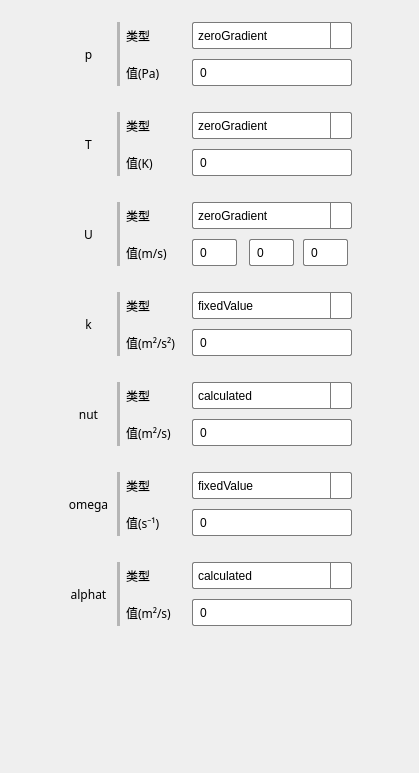
This is src/FormBoundaryConditionsTabWidget.ui in Aiopr-bits/MAVES as Qt 5 draws it before an edit. The edited form follows.
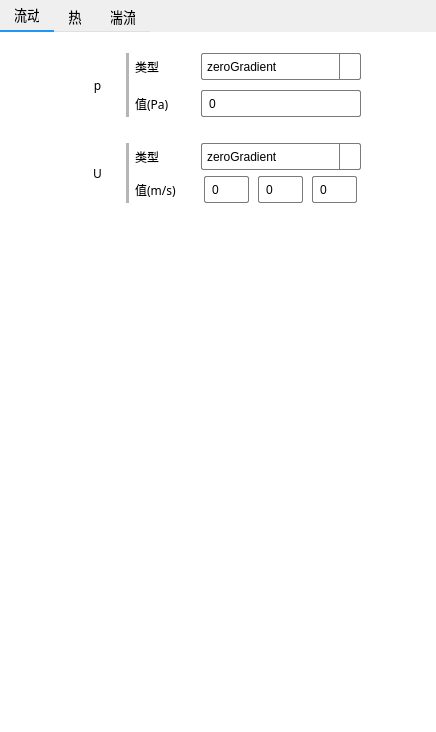
This is the edited form. Icons and pictures are not drawn.

Commit message: feat：更新边界条件子面板的UI设计，以适配多域案例

```diff
--- a/src/FormBoundaryConditionsTabWidget.ui
+++ b/src/FormBoundaryConditionsTabWidget.ui
@@ -6,8 +6,8 @@
    <rect>
     <x>0</x>
     <y>0</y>
-    <width>419</width>
-    <height>773</height>
+    <width>436</width>
+    <height>732</height>
    </rect>
   </property>
   <property name="windowTitle">
@@ -19,76 +19,94 @@
 }
 </string>
   </property>
-  <layout class="QGridLayout" name="gridLayout_8">
+  <layout class="QGridLayout" name="gridLayout_12">
+   <property name="leftMargin">
+    <number>0</number>
+   </property>
+   <property name="topMargin">
+    <number>0</number>
+   </property>
+   <property name="rightMargin">
+    <number>0</number>
+   </property>
+   <property name="bottomMargin">
+    <number>0</number>
+   </property>
    <item row="0" column="0">
-    <widget class="QScrollArea" name="scrollArea">
+    <widget class="QTabWidget" name="tabWidget">
      <property name="styleSheet">
-      <string notr="true">QScrollArea {
-    background-color: white;
+      <string notr="true">QTabWidget {
+    background: transparent;
     border: none;
 }
 
-QScrollArea QScrollBar:vertical, QScrollArea QScrollBar:horizontal {
-    border: 1px solid #dcdcdc;
-    background: white;
-    width: 12px;
-    height: 12px;
-    margin: 0px 0px 0px 0px;
+QTabWidget::pane {
+    background: #ffffff;
+    border: none;
+    padding: 10px;
 }
 
-QScrollArea QScrollBar::handle:vertical, QScrollArea QScrollBar::handle:horizontal {
-    background: #bfbfbf;
+QTabBar::tab {
     min-height: 20px;
-    min-width: 20px;
-    border-radius: 5px;
-}
-
-QScrollArea QScrollBar::add-line:vertical, QScrollArea QScrollBar::add-line:horizontal {
-    background: white;
-    height: 0px;
-    width: 0px;
-    subcontrol-position: bottom;
-    subcontrol-origin: margin;
-}
-
-QScrollArea QScrollBar::sub-line:vertical, QScrollArea QScrollBar::sub-line:horizontal {
-    background: white;
-    height: 0px;
-    width: 0px;
-    subcontrol-position: top;
-    subcontrol-origin: margin;
-}
-
-QScrollArea QScrollBar::up-arrow:vertical, QScrollArea QScrollBar::down-arrow:vertical,
-QScrollArea QScrollBar::left-arrow:horizontal, QScrollArea QScrollBar::right-arrow:horizontal {
+    padding: 5px 15px;
+    background: transparent;
     border: none;
-    width: 0px;
-    height: 0px;
-    background: none;
+    font-size: 14px;
 }
 
-QScrollArea QScrollBar::add-page:vertical, QScrollArea QScrollBar::sub-page:vertical,
-QScrollArea QScrollBar::add-page:horizontal, QScrollArea QScrollBar::sub-page:horizontal {
-    background: none;
+QTabBar::tab:hover {
+    color: #333333;
+    background: rgba(0, 0, 0, 0.05);
 }
-</string>
+
+QTabBar::tab:selected {
+    Acolor: #5D94F1;
+    background: transparent;
+    border-bottom: 2px solid #2196F3;
+}
+
+QTabBar::tab:!selected {
+    margin-top: 2px;
+}
+
+QTabWidget::tab-bar {
+    alignment: left;
+    background: transparent;
+}
+
+QTabBar {
+    qproperty-drawBase: 0;
+    border-bottom: 1px solid #e0e0e0;
+}
+
+QTabBar::close-button {
+    image: url(close.png);
+    background: transparent;
+    margin: 2px;
+}
+
+QTabBar::close-button:hover {
+    background: rgba(0, 0, 0, 0.1);
+    border-radius: 2px;
+}</string>
      </property>
-     <property name="widgetResizable">
-      <bool>true</bool>
+     <property name="currentIndex">
+      <number>0</number>
      </property>
-     <widget class="QWidget" name="scrollAreaWidgetContents">
-      <property name="geometry">
-       <rect>
-        <x>0</x>
-        <y>0</y>
-        <width>401</width>
-        <height>755</height>
-       </rect>
-      </property>
-      <property name="styleSheet">
-       <string notr="true"/>
-      </property>
-      <layout class="QGridLayout" name="gridLayout_9">
+     <widget class="QWidget" name="tab">
+      <attribute name="title">
+       <string>流动</string>
+      </attribute>
+      <layout class="QGridLayout" name="gridLayout_3">
+       <property name="leftMargin">
+        <number>0</number>
+       </property>
+       <property name="rightMargin">
+        <number>0</number>
+       </property>
+       <property name="bottomMargin">
+        <number>0</number>
+       </property>
        <item row="0" column="0">
         <layout class="QVBoxLayout" name="verticalLayout">
          <item>
@@ -370,6 +388,398 @@
           </spacer>
          </item>
          <item>
+          <layout class="QHBoxLayout" name="horizontalLayout_3">
+           <item>
+            <widget class="QLabel" name="label_7">
+             <property name="minimumSize">
+              <size>
+               <width>45</width>
+               <height>0</height>
+              </size>
+             </property>
+             <property name="maximumSize">
+              <size>
+               <width>45</width>
+               <height>16777215</height>
+              </size>
+             </property>
+             <property name="font">
+              <font>
+               <family>Microsoft YaHei</family>
+               <pointsize>9</pointsize>
+              </font>
+             </property>
+             <property name="text">
+              <string>U</string>
+             </property>
+             <property name="alignment">
+              <set>Qt::AlignCenter</set>
+             </property>
+            </widget>
+           </item>
+           <item>
+            <widget class="Line" name="line_3">
+             <property name="styleSheet">
+              <string notr="true">QFrame {
+    border: 2px solid rgb(181, 181, 181);
+}
+</string>
+             </property>
+             <property name="frameShadow">
+              <enum>QFrame::Plain</enum>
+             </property>
+             <property name="orientation">
+              <enum>Qt::Vertical</enum>
+             </property>
+            </widget>
+           </item>
+           <item>
+            <layout class="QGridLayout" name="gridLayout_8">
+             <item row="0" column="0">
+              <widget class="QLabel" name="label_8">
+               <property name="minimumSize">
+                <size>
+                 <width>60</width>
+                 <height>27</height>
+                </size>
+               </property>
+               <property name="maximumSize">
+                <size>
+                 <width>60</width>
+                 <height>27</height>
+                </size>
+               </property>
+               <property name="font">
+                <font>
+                 <family>Microsoft YaHei</family>
+                 <pointsize>9</pointsize>
+                </font>
+               </property>
+               <property name="text">
+                <string>类型</string>
+               </property>
+              </widget>
+             </item>
+             <item row="0" column="1">
+              <widget class="QComboBox" name="comboBox_3">
+               <property name="minimumSize">
+                <size>
+                 <width>160</width>
+                 <height>27</height>
+                </size>
+               </property>
+               <property name="maximumSize">
+                <size>
+                 <width>160</width>
+                 <height>27</height>
+                </size>
+               </property>
+               <property name="styleSheet">
+                <string notr="true">QComboBox {
+    background-color: white;
+    border: 1px solid rgb(122, 122, 122); /* 默认边界颜色 */
+    border-radius: 2px;
+    padding: 5px;
+    min-height: 15px;
+}
+
+QComboBox:hover {
+    border: 1px solid rgb(23, 23, 23); /* 鼠标悬浮时边界颜色 */
+}
+
+QComboBox::drop-down {
+    subcontrol-origin: padding;
+    subcontrol-position: top right;
+    width: 20px;
+    border-left-width: 1px;
+    border-left-color: rgb(122, 122, 122); /* 默认边界颜色 */
+    border-left-style: solid;
+    border-top-right-radius: 3px;
+    border-bottom-right-radius: 3px;
+}
+
+QComboBox::drop-down:hover {
+    border-left-color: rgb(23, 23, 23); /* 鼠标悬浮时边界颜色 */
+}
+
+QComboBox::down-arrow {
+    image: url(&quot;../res/arrow.png&quot;); /* 使用相对路径 */
+    width: 10px;
+    height: 10px;
+}
+
+QComboBox QAbstractItemView {
+    border: 1px solid rgb(122, 122, 122); /* 默认边界颜色 */
+    selection-background-color: #f0f0f0;
+    selection-color: black;
+    outline: 0px;
+}
+
+QComboBox QAbstractItemView::item {
+    min-height: 25px; /* 增加选项高度 */
+}
+
+QComboBox QAbstractItemView QScrollBar:vertical {
+    border: 1px solid rgb(122, 122, 122); /* 默认边界颜色 */
+    background: white;
+    width: 12px;
+    margin: 0px 0px 0px 0px;
+}
+
+QComboBox QAbstractItemView QScrollBar::handle:vertical {
+    background: #bfbfbf;
+    min-height: 20px;
+    border-radius: 5px;
+}
+
+QComboBox QAbstractItemView QScrollBar::add-line:vertical {
+    background: white;
+    height: 0px;
+    subcontrol-position: bottom;
+    subcontrol-origin: margin;
+}
+
+QComboBox QAbstractItemView QScrollBar::sub-line:vertical {
+    background: white;
+    height: 0px;
+    subcontrol-position: top;
+    subcontrol-origin: margin;
+}
+
+QComboBox QAbstractItemView QScrollBarup-arrow:vertical, 
+QComboBox QAbstractItemView QScrollBardown-arrow:vertical {
+    border: none;
+    width: 0px;
+    height: 0px;
+    background: none;
+}
+
+QComboBox QAbstractItemView QScrollBaradd-page:vertical, 
+QComboBox QAbstractItemView QScrollBarsub-page:vertical {
+    background: none;
+}
+
+</string>
+               </property>
+               <item>
+                <property name="text">
+                 <string>zeroGradient</string>
+                </property>
+               </item>
+               <item>
+                <property name="text">
+                 <string>fixedValue</string>
+                </property>
+               </item>
+               <item>
+                <property name="text">
+                 <string>noSlip</string>
+                </property>
+               </item>
+              </widget>
+             </item>
+             <item row="1" column="0">
+              <widget class="QLabel" name="label_9">
+               <property name="minimumSize">
+                <size>
+                 <width>60</width>
+                 <height>27</height>
+                </size>
+               </property>
+               <property name="maximumSize">
+                <size>
+                 <width>60</width>
+                 <height>27</height>
+                </size>
+               </property>
+               <property name="font">
+                <font>
+                 <family>Microsoft YaHei</family>
+                 <pointsize>9</pointsize>
+                </font>
+               </property>
+               <property name="text">
+                <string>值(m/s)</string>
+               </property>
+              </widget>
+             </item>
+             <item row="1" column="1">
+              <layout class="QHBoxLayout" name="horizontalLayout_8">
+               <item>
+                <widget class="QLineEdit" name="lineEdit_8">
+                 <property name="minimumSize">
+                  <size>
+                   <width>45</width>
+                   <height>27</height>
+                  </size>
+                 </property>
+                 <property name="maximumSize">
+                  <size>
+                   <width>45</width>
+                   <height>27</height>
+                  </size>
+                 </property>
+                 <property name="styleSheet">
+                  <string notr="true">QLineEdit {
+    background-color: white;
+    border: 1px solid rgb(122, 122, 122); /* 默认边界颜色 */
+    border-radius: 2px;
+    padding: 5px;
+    min-height: 15px;
+}
+
+QLineEdit:hover {
+    border: 1px solid rgb(23, 23, 23); /* 鼠标悬浮时边界颜色 */
+}
+
+QLineEdit:focus {
+    border: 1px solid rgb(23, 23, 23); /* 焦点时边界颜色 */
+    background-color: #f0f0f0; /* 焦点时背景颜色 */
+}
+
+QLineEdit:disabled {
+    background-color: #e0e0e0; /* 禁用时背景颜色 */
+    border: 1px solid rgb(122, 122, 122); /* 禁用时边界颜色 */
+    color: #a0a0a0; /* 禁用时文字颜色 */
+}
+</string>
+                 </property>
+                 <property name="text">
+                  <string>0</string>
+                 </property>
+                </widget>
+               </item>
+               <item>
+                <widget class="QLineEdit" name="lineEdit_9">
+                 <property name="minimumSize">
+                  <size>
+                   <width>45</width>
+                   <height>27</height>
+                  </size>
+                 </property>
+                 <property name="maximumSize">
+                  <size>
+                   <width>45</width>
+                   <height>27</height>
+                  </size>
+                 </property>
+                 <property name="styleSheet">
+                  <string notr="true">QLineEdit {
+    background-color: white;
+    border: 1px solid rgb(122, 122, 122); /* 默认边界颜色 */
+    border-radius: 2px;
+    padding: 5px;
+    min-height: 15px;
+}
+
+QLineEdit:hover {
+    border: 1px solid rgb(23, 23, 23); /* 鼠标悬浮时边界颜色 */
+}
+
+QLineEdit:focus {
+    border: 1px solid rgb(23, 23, 23); /* 焦点时边界颜色 */
+    background-color: #f0f0f0; /* 焦点时背景颜色 */
+}
+
+QLineEdit:disabled {
+    background-color: #e0e0e0; /* 禁用时背景颜色 */
+    border: 1px solid rgb(122, 122, 122); /* 禁用时边界颜色 */
+    color: #a0a0a0; /* 禁用时文字颜色 */
+}
+</string>
+                 </property>
+                 <property name="text">
+                  <string>0</string>
+                 </property>
+                </widget>
+               </item>
+               <item>
+                <widget class="QLineEdit" name="lineEdit_10">
+                 <property name="minimumSize">
+                  <size>
+                   <width>45</width>
+                   <height>27</height>
+                  </size>
+                 </property>
+                 <property name="maximumSize">
+                  <size>
+                   <width>44</width>
+                   <height>27</height>
+                  </size>
+                 </property>
+                 <property name="styleSheet">
+                  <string notr="true">QLineEdit {
+    background-color: white;
+    border: 1px solid rgb(122, 122, 122); /* 默认边界颜色 */
+    border-radius: 2px;
+    padding: 5px;
+    min-height: 15px;
+}
+
+QLineEdit:hover {
+    border: 1px solid rgb(23, 23, 23); /* 鼠标悬浮时边界颜色 */
+}
+
+QLineEdit:focus {
+    border: 1px solid rgb(23, 23, 23); /* 焦点时边界颜色 */
+    background-color: #f0f0f0; /* 焦点时背景颜色 */
+}
+
+QLineEdit:disabled {
+    background-color: #e0e0e0; /* 禁用时背景颜色 */
+    border: 1px solid rgb(122, 122, 122); /* 禁用时边界颜色 */
+    color: #a0a0a0; /* 禁用时文字颜色 */
+}
+</string>
+                 </property>
+                 <property name="text">
+                  <string>0</string>
+                 </property>
+                </widget>
+               </item>
+              </layout>
+             </item>
+            </layout>
+           </item>
+          </layout>
+         </item>
+         <item>
+          <spacer name="verticalSpacer_14">
+           <property name="orientation">
+            <enum>Qt::Vertical</enum>
+           </property>
+           <property name="sizeHint" stdset="0">
+            <size>
+             <width>20</width>
+             <height>40</height>
+            </size>
+           </property>
+          </spacer>
+         </item>
+        </layout>
+       </item>
+      </layout>
+     </widget>
+     <widget class="QWidget" name="tab_2">
+      <attribute name="title">
+       <string>热</string>
+      </attribute>
+      <layout class="QGridLayout" name="gridLayout_10">
+       <property name="leftMargin">
+        <number>0</number>
+       </property>
+       <property name="topMargin">
+        <number>9</number>
+       </property>
+       <property name="rightMargin">
+        <number>0</number>
+       </property>
+       <property name="bottomMargin">
+        <number>0</number>
+       </property>
+       <item row="0" column="0">
+        <layout class="QVBoxLayout" name="verticalLayout_2">
+         <item>
           <layout class="QHBoxLayout" name="horizontalLayout_2">
            <item>
             <widget class="QLabel" name="label_4">
@@ -637,13 +1047,10 @@
           </layout>
          </item>
          <item>
-          <spacer name="verticalSpacer_9">
+          <spacer name="verticalSpacer_22">
            <property name="orientation">
             <enum>Qt::Vertical</enum>
            </property>
-           <property name="sizeType">
-            <enum>QSizePolicy::Fixed</enum>
-           </property>
            <property name="sizeHint" stdset="0">
             <size>
              <width>20</width>
@@ -652,377 +1059,29 @@
            </property>
           </spacer>
          </item>
-         <item>
-          <layout class="QHBoxLayout" name="horizontalLayout_3">
-           <item>
-            <widget class="QLabel" name="label_7">
-             <property name="minimumSize">
-              <size>
-               <width>45</width>
-               <height>0</height>
-              </size>
-             </property>
-             <property name="maximumSize">
-              <size>
-               <width>45</width>
-               <height>16777215</height>
-              </size>
-             </property>
-             <property name="font">
-              <font>
-               <family>Microsoft YaHei</family>
-               <pointsize>9</pointsize>
-              </font>
-             </property>
-             <property name="text">
-              <string>U</string>
-             </property>
-             <property name="alignment">
-              <set>Qt::AlignCenter</set>
-             </property>
-            </widget>
-           </item>
-           <item>
-            <widget class="Line" name="line_3">
-             <property name="styleSheet">
-              <string notr="true">QFrame {
-    border: 2px solid rgb(181, 181, 181);
-}
-</string>
-             </property>
-             <property name="frameShadow">
-              <enum>QFrame::Plain</enum>
-             </property>
-             <property name="orientation">
-              <enum>Qt::Vertical</enum>
-             </property>
-            </widget>
-           </item>
-           <item>
-            <layout class="QGridLayout" name="gridLayout_3">
-             <property name="verticalSpacing">
-              <number>10</number>
-             </property>
-             <item row="0" column="0">
-              <widget class="QLabel" name="label_8">
-               <property name="minimumSize">
-                <size>
-                 <width>60</width>
-                 <height>27</height>
-                </size>
-               </property>
-               <property name="maximumSize">
-                <size>
-                 <width>60</width>
-                 <height>27</height>
-                </size>
-               </property>
-               <property name="font">
-                <font>
-                 <family>Microsoft YaHei</family>
-                 <pointsize>9</pointsize>
-                </font>
-               </property>
-               <property name="text">
-                <string>类型</string>
-               </property>
-              </widget>
-             </item>
-             <item row="0" column="1" colspan="3">
-              <widget class="QComboBox" name="comboBox_3">
-               <property name="minimumSize">
-                <size>
-                 <width>160</width>
-                 <height>27</height>
-                </size>
-               </property>
-               <property name="maximumSize">
-                <size>
-                 <width>160</width>
-                 <height>27</height>
-                </size>
-               </property>
-               <property name="styleSheet">
-                <string notr="true">QComboBox {
-    background-color: white;
-    border: 1px solid rgb(122, 122, 122); /* 默认边界颜色 */
-    border-radius: 2px;
-    padding: 5px;
-    min-height: 15px;
-}
-
-QComboBox:hover {
-    border: 1px solid rgb(23, 23, 23); /* 鼠标悬浮时边界颜色 */
-}
-
-QComboBox::drop-down {
-    subcontrol-origin: padding;
-    subcontrol-position: top right;
-    width: 20px;
-    border-left-width: 1px;
-    border-left-color: rgb(122, 122, 122); /* 默认边界颜色 */
-    border-left-style: solid;
-    border-top-right-radius: 3px;
-    border-bottom-right-radius: 3px;
-}
-
-QComboBox::drop-down:hover {
-    border-left-color: rgb(23, 23, 23); /* 鼠标悬浮时边界颜色 */
-}
-
-QComboBox::down-arrow {
-    image: url(&quot;../res/arrow.png&quot;); /* 使用相对路径 */
-    width: 10px;
-    height: 10px;
-}
-
-QComboBox QAbstractItemView {
-    border: 1px solid rgb(122, 122, 122); /* 默认边界颜色 */
-    selection-background-color: #f0f0f0;
-    selection-color: black;
-    outline: 0px;
-}
-
-QComboBox QAbstractItemView::item {
-    min-height: 25px; /* 增加选项高度 */
-}
-
-QComboBox QAbstractItemView QScrollBar:vertical {
-    border: 1px solid rgb(122, 122, 122); /* 默认边界颜色 */
-    background: white;
-    width: 12px;
-    margin: 0px 0px 0px 0px;
-}
-
-QComboBox QAbstractItemView QScrollBar::handle:vertical {
-    background: #bfbfbf;
-    min-height: 20px;
-    border-radius: 5px;
-}
-
-QComboBox QAbstractItemView QScrollBar::add-line:vertical {
-    background: white;
-    height: 0px;
-    subcontrol-position: bottom;
-    subcontrol-origin: margin;
-}
-
-QComboBox QAbstractItemView QScrollBar::sub-line:vertical {
-    background: white;
-    height: 0px;
-    subcontrol-position: top;
-    subcontrol-origin: margin;
-}
-
-QComboBox QAbstractItemView QScrollBarup-arrow:vertical, 
-QComboBox QAbstractItemView QScrollBardown-arrow:vertical {
-    border: none;
-    width: 0px;
-    height: 0px;
-    background: none;
-}
-
-QComboBox QAbstractItemView QScrollBaradd-page:vertical, 
-QComboBox QAbstractItemView QScrollBarsub-page:vertical {
-    background: none;
-}
-
-</string>
-               </property>
-               <item>
-                <property name="text">
-                 <string>zeroGradient</string>
-                </property>
-               </item>
-               <item>
-                <property name="text">
-                 <string>fixedValue</string>
-                </property>
-               </item>
-               <item>
-                <property name="text">
-                 <string>noSlip</string>
-                </property>
-               </item>
-              </widget>
-             </item>
-             <item row="1" column="0">
-              <widget class="QLabel" name="label_9">
-               <property name="minimumSize">
-                <size>
-                 <width>60</width>
-                 <height>27</height>
-                </size>
-               </property>
-               <property name="maximumSize">
-                <size>
-                 <width>60</width>
-                 <height>27</height>
-                </size>
-               </property>
-               <property name="font">
-                <font>
-                 <family>Microsoft YaHei</family>
-                 <pointsize>9</pointsize>
-                </font>
-               </property>
-               <property name="text">
-                <string>值(m/s)</string>
-               </property>
-              </widget>
-             </item>
-             <item row="1" column="1">
-              <widget class="QLineEdit" name="lineEdit_8">
-               <property name="minimumSize">
-                <size>
-                 <width>45</width>
-                 <height>27</height>
-                </size>
-               </property>
-               <property name="maximumSize">
-                <size>
-                 <width>45</width>
-                 <height>27</height>
-                </size>
-               </property>
-               <property name="styleSheet">
-                <string notr="true">QLineEdit {
-    background-color: white;
-    border: 1px solid rgb(122, 122, 122); /* 默认边界颜色 */
-    border-radius: 2px;
-    padding: 5px;
-    min-height: 15px;
-}
-
-QLineEdit:hover {
-    border: 1px solid rgb(23, 23, 23); /* 鼠标悬浮时边界颜色 */
-}
-
-QLineEdit:focus {
-    border: 1px solid rgb(23, 23, 23); /* 焦点时边界颜色 */
-    background-color: #f0f0f0; /* 焦点时背景颜色 */
-}
-
-QLineEdit:disabled {
-    background-color: #e0e0e0; /* 禁用时背景颜色 */
-    border: 1px solid rgb(122, 122, 122); /* 禁用时边界颜色 */
-    color: #a0a0a0; /* 禁用时文字颜色 */
-}
-</string>
-               </property>
-               <property name="text">
-                <string>0</string>
-               </property>
-              </widget>
-             </item>
-             <item row="1" column="2">
-              <widget class="QLineEdit" name="lineEdit_9">
-               <property name="minimumSize">
-                <size>
-                 <width>45</width>
-                 <height>27</height>
-                </size>
-               </property>
-               <property name="maximumSize">
-                <size>
-                 <width>45</width>
-                 <height>27</height>
-                </size>
-               </property>
-               <property name="styleSheet">
-                <string notr="true">QLineEdit {
-    background-color: white;
-    border: 1px solid rgb(122, 122, 122); /* 默认边界颜色 */
-    border-radius: 2px;
-    padding: 5px;
-    min-height: 15px;
-}
-
-QLineEdit:hover {
-    border: 1px solid rgb(23, 23, 23); /* 鼠标悬浮时边界颜色 */
-}
-
-QLineEdit:focus {
-    border: 1px solid rgb(23, 23, 23); /* 焦点时边界颜色 */
-    background-color: #f0f0f0; /* 焦点时背景颜色 */
-}
-
-QLineEdit:disabled {
-    background-color: #e0e0e0; /* 禁用时背景颜色 */
-    border: 1px solid rgb(122, 122, 122); /* 禁用时边界颜色 */
-    color: #a0a0a0; /* 禁用时文字颜色 */
-}
-</string>
-               </property>
-               <property name="text">
-                <string>0</string>
-               </property>
-              </widget>
-             </item>
-             <item row="1" column="3">
-              <widget class="QLineEdit" name="lineEdit_10">
-               <property name="minimumSize">
-                <size>
-                 <width>45</width>
-                 <height>27</height>
-                </size>
-               </property>
-               <property name="maximumSize">
-                <size>
-                 <width>44</width>
-                 <height>27</height>
-                </size>
-               </property>
-               <property name="styleSheet">
-                <string notr="true">QLineEdit {
-    background-color: white;
-    border: 1px solid rgb(122, 122, 122); /* 默认边界颜色 */
-    border-radius: 2px;
-    padding: 5px;
-    min-height: 15px;
-}
-
-QLineEdit:hover {
-    border: 1px solid rgb(23, 23, 23); /* 鼠标悬浮时边界颜色 */
-}
-
-QLineEdit:focus {
-    border: 1px solid rgb(23, 23, 23); /* 焦点时边界颜色 */
-    background-color: #f0f0f0; /* 焦点时背景颜色 */
-}
-
-QLineEdit:disabled {
-    background-color: #e0e0e0; /* 禁用时背景颜色 */
-    border: 1px solid rgb(122, 122, 122); /* 禁用时边界颜色 */
-    color: #a0a0a0; /* 禁用时文字颜色 */
-}
-</string>
-               </property>
-               <property name="text">
-                <string>0</string>
-               </property>
-              </widget>
-             </item>
-            </layout>
-           </item>
-          </layout>
-         </item>
-         <item>
-          <spacer name="verticalSpacer_10">
-           <property name="orientation">
-            <enum>Qt::Vertical</enum>
-           </property>
-           <property name="sizeType">
-            <enum>QSizePolicy::Fixed</enum>
-           </property>
-           <property name="sizeHint" stdset="0">
-            <size>
-             <width>20</width>
-             <height>20</height>
-            </size>
-           </property>
-          </spacer>
-         </item>
+        </layout>
+       </item>
+      </layout>
+     </widget>
+     <widget class="QWidget" name="tab_3">
+      <attribute name="title">
+       <string>湍流</string>
+      </attribute>
+      <layout class="QGridLayout" name="gridLayout_11">
+       <property name="leftMargin">
+        <number>0</number>
+       </property>
+       <property name="topMargin">
+        <number>9</number>
+       </property>
+       <property name="rightMargin">
+        <number>0</number>
+       </property>
+       <property name="bottomMargin">
+        <number>0</number>
+       </property>
+       <item row="0" column="0">
+        <layout class="QVBoxLayout" name="verticalLayout_3">
          <item>
           <layout class="QHBoxLayout" name="horizontalLayout_4">
            <item>
@@ -1291,7 +1350,7 @@
           </layout>
          </item>
          <item>
-          <spacer name="verticalSpacer_11">
+          <spacer name="verticalSpacer_9">
            <property name="orientation">
             <enum>Qt::Vertical</enum>
            </property>
@@ -1569,7 +1628,7 @@
           </layout>
          </item>
          <item>
-          <spacer name="verticalSpacer_12">
+          <spacer name="verticalSpacer_23">
            <property name="orientation">
             <enum>Qt::Vertical</enum>
            </property>
@@ -1852,7 +1911,7 @@
           </layout>
          </item>
          <item>
-          <spacer name="verticalSpacer_13">
+          <spacer name="verticalSpacer_24">
            <property name="orientation">
             <enum>Qt::Vertical</enum>
            </property>
@@ -2130,7 +2189,7 @@
           </layout>
          </item>
          <item>
-          <spacer name="verticalSpacer_14">
+          <spacer name="verticalSpacer_25">
            <property name="orientation">
             <enum>Qt::Vertical</enum>
            </property>
```
Left out of the diff: 2 changed lines with no effect on the pictures. The commit also changes 9 other files.
